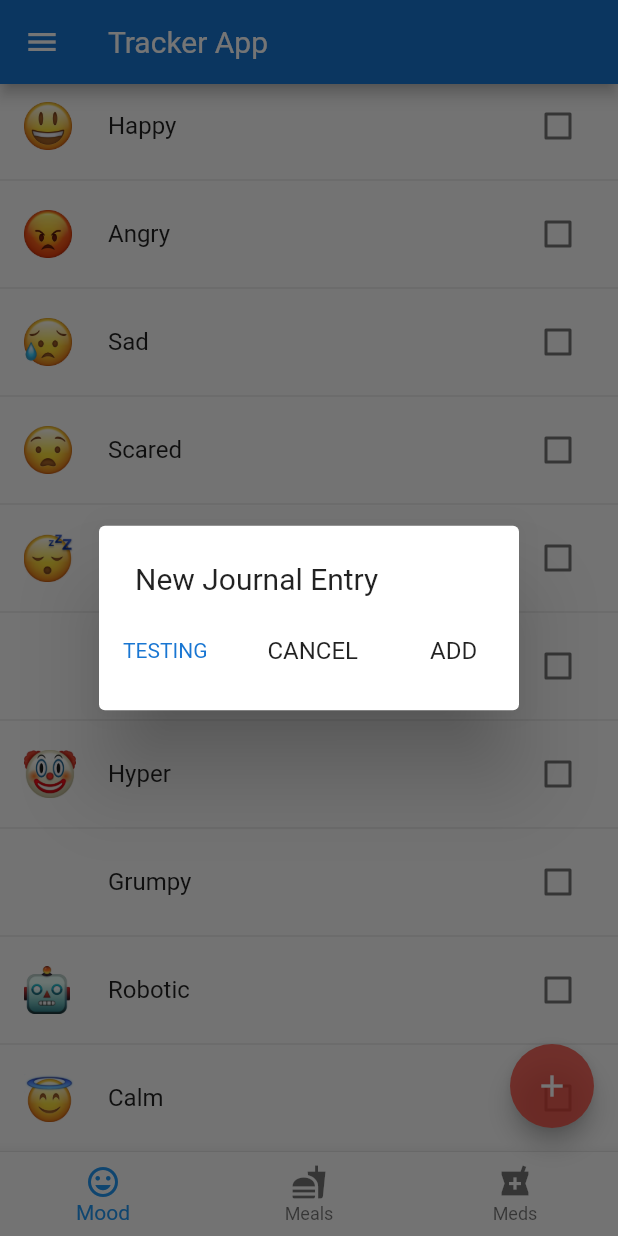
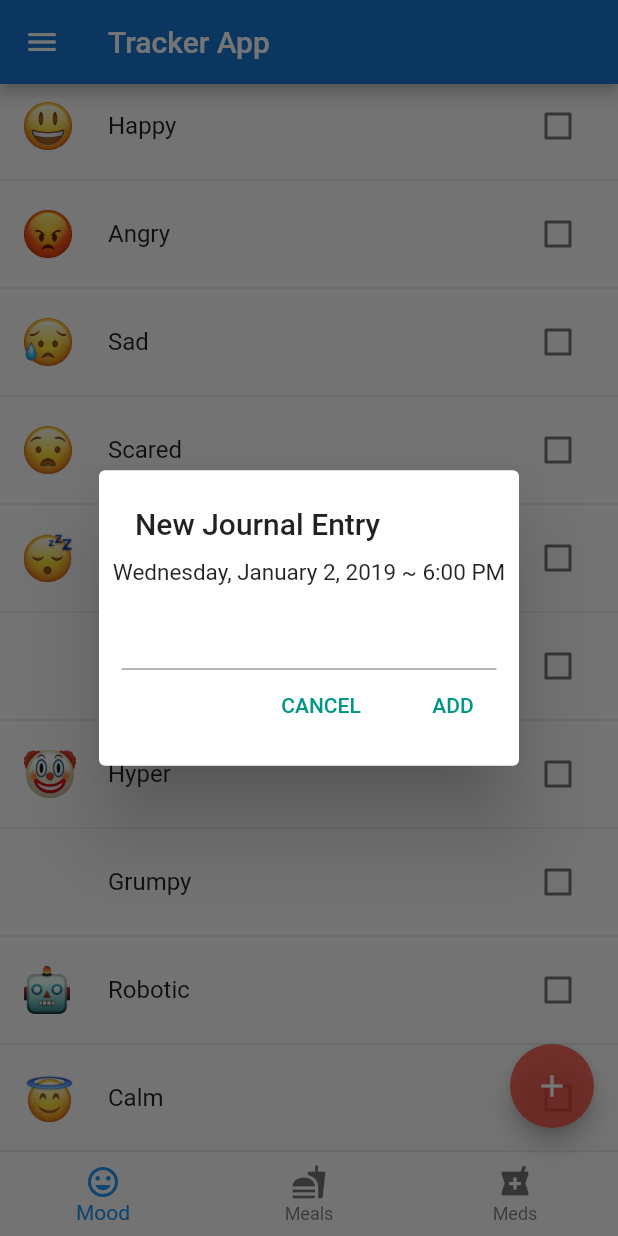
Before and after one commit to aawhitfield/mood_app, a Flutter app: the screen it shows after launch, after a tap on the "add" icon, on a phone screen of 412 x 824 dp. Run offline on Flutter 3.47's test engine with Material 2 defaults, Android fonts, the phone set to English and light mode, and no system bars; our stand-ins replace shared_preferences; missing offline and left inert: platform_aware; project files that could hold a hidden picture were left out.

Commit message:
Finish pop up with textfield Clear out checkboxes on Add Get time to be live

```diff
--- a/lib/main.dart
+++ b/lib/main.dart
@@ -25,11 +25,12 @@ class MyApp extends StatelessWidget {
         // Notice that the counter didn't reset back to zero; the application
         // is not restarted.
         primaryColor: Colors.blue.shade700,
-        accentColor: Colors.red.withAlpha(200),
+        //accentColor: Colors.red.withAlpha(200),
+        accentColor: Colors.teal[500],
         fontFamily: Theme.of(context).platform == TargetPlatform.iOS
             ? 'Pristina'
             : 'Roboto',
-        toggleableActiveColor: Colors.red.withAlpha(200),
+        //toggleableActiveColor: Colors.red.withAlpha(200),
       ),
       home: MyHomePage(title: 'Tracker App'),
     );
@@ -67,13 +68,13 @@ class _MyHomePageState extends State<MyHomePage> {
     MedsWidget(Colors.white),
   ];
 
-  //////////////////////////////////////////////////////////////////////////
+  ///////////////////////////////////////////////////////////////////////////////////////////////////////////////////////////
   // Pop-up dialog code
 
   String _answer = '';
   void setAnswer(String value) {
     setState(() {
-      //TODO: act on the answer
+      // TODO: Does this need to be deleted altogether? It was sample code
       _answer = value;
     });
   }
@@ -83,31 +84,82 @@ class _MyHomePageState extends State<MyHomePage> {
     switch (await showDialog(
         context: context,
         child: new SimpleDialog(
-          title: new Text('New Journal Entry'),
+          title: new Text(
+              'New Journal Entry',
+              style: TextStyle(
+                fontFamily: "Roboto",
+                fontWeight: FontWeight.w600,
+              ),
+          ),
           children: <Widget>[
-            Row(
+            Row(                                                                // time date stamp
+              children: <Widget>[
+                Center(
+                  child: Container(
+                      child: Text(
+                          'Wednesday, January 2, 2019 ~ 6:00 PM',
+                          style: TextStyle(
+                            fontSize: 15,
+                          ),
+                        textAlign: TextAlign.center,
+                      ),
+                  ),
+                ),
+              ],
+              mainAxisAlignment: MainAxisAlignment.center,
+            ),
+            Row(                                                                // Emotions list
+              mainAxisAlignment: MainAxisAlignment.center,
+              mainAxisSize: MainAxisSize.max,
+
+              children: <Widget>[
+               Container(
+                 height: 14.0,
+                 width: 250,
+                 child: _buildEmojiList(),
+                ),
+              ],
+
+            ),
+
+
+            Row(                                                                // user text field input for notes section
+              // TODO: implement notes section
+              mainAxisAlignment: MainAxisAlignment.center,
+              children: <Widget>[
+                ConstrainedBox(
+                  constraints: BoxConstraints(
+                      maxWidth: 250,
+                      maxHeight: 42,
+                  ),
+                  child: TextField(
+                    maxLines: 3,
+                  ),
+                ),
+              ],
+            ),
+
+
+            Row(                                                                // action buttons
+              mainAxisAlignment: MainAxisAlignment.end,
               children: <Widget>[
                 new FlatButton(
                   onPressed: (() {
+                    Navigator.pop(context, Answer.CANCEL);
+                  }),
+                  child: Text('CANCEL'),
+                  textColor: Theme.of(context).accentColor,
+                ),
+                new FlatButton(
+                  onPressed: (() {
                     Navigator.pop(context, Answer.ADD);
+                    print(_emotions);
+                    onAddPressed();
+                    _emotions = [];
+                    print(_emotions);
                   }),
-                  child: Text('TESTING'),
-                  textColor: Theme.of(context).primaryColor,
-                ),
-                new SimpleDialogOption(
-                  onPressed: () {
-                    Navigator.pop(context, Answer.CANCEL);
-                  },
-                  child: const Text(
-                      'CANCEL',
-                      ),
-                  ),
-
-                new SimpleDialogOption(
-                  onPressed: () {
-                    Navigator.pop(context, Answer.ADD);
-                  },
-                  child: const Text('ADD'),
+                  child: Text('ADD'),
+                  textColor: Theme.of(context).accentColor,
                 ),
               ],
             ),
@@ -122,8 +174,62 @@ class _MyHomePageState extends State<MyHomePage> {
     }
   }
 
+  //////////////////// build emoji list tiles for notes section/////////////////////
+
+  Widget _buildEmojiList()                                     // builds the ListView
+  {
+    return new ListView.builder(
+        scrollDirection: Axis.horizontal,
+        itemBuilder: (BuildContext _context, int index)
+        {
+//          if(i.isOdd)
+//          {
+//            return new VerticalDivider();
+//          }
+//          final int index = i ~/ 2;
+          if(index < _emotions.length){
+            return _buildTile(_emotions[index]);
+          }
+        }
+    );
+  }
+
+
+  Widget _buildTile(String emotion)                                      // builds the row in the ListView
+  {
+    return new Container(
+      width: 60,
+      padding: EdgeInsets.all(0.0),
+      margin: EdgeInsets.all(0.0),
+      alignment: Alignment.topLeft,
+      child: Row(
+        children: <Widget>[
+        Image(
+          image: AssetImage(
+          'graphics/$emotion.png'.toLowerCase(),
+          ),
+          width: 14,
+          height: 14,
+        ),
+
+        Text(
+            emotion,
+            style: TextStyle(
+              fontSize: 12,
+            ),
+          ),
+        ],
+      ),
+    );
+  }
+
+  //////////////////////end emoji label list view for notes section
+
+
+
+
   // end pop up code
-  ////////////////////////////////////////////////////////////////////////////
+  //////////////////////////////////////////////////////////////////////////////////////////////////////////////////////
 
   @override
   void setState(fn) {
@@ -148,6 +254,17 @@ class _MyHomePageState extends State<MyHomePage> {
         _currentIndex = index;
       });
     }
+
+
+
+
+//    void onAddPressed()                                                        // runs when user presses ADD on the notes popup
+//    {
+//      setState(() {
+//        _clearEmotionsPreferences().then(updateEmotions);
+//        print(_emotions);
+//      });
+//    }
 
     // This method is rerun every time setState is called, for instance as done
     // by the _incrementCounter method above.
@@ -181,21 +298,75 @@ class _MyHomePageState extends State<MyHomePage> {
           ),
         ],
       ),
+
+
+
+
+
+
+
+
+
       floatingActionButton: FloatingActionButton(
         onPressed: _onButtonPressed,
         child: Icon(Icons.add),
+        backgroundColor: Colors.red.withAlpha(200),
       ), // This trailing comma makes auto-formatting nicer for build methods.
     );
   }
 
-  Future<List<String>> _getEmotionsPreferences() async {
+
+
+
+
+
+  //****************
+
+  Future<List<String>> _getEmotionsPreferences() async {                        // Get emotions from Saved Preferences
     SharedPreferences prefs = await SharedPreferences.getInstance();
     List<String> emotions = prefs.getStringList("emotions");
+
 
     return emotions;
   }
 
-  void updateEmotions(List<String> emotions) {
+
+
+  //******************
+
+
+  void onAddPressed()                                                        // runs when user presses ADD on the notes popup
+  {
+    // TODO: This needs to get implemented fully. It's not clearing everything out of shared preferences and resetting on Add
+    setState(() {
+      _clearEmotionsPreferences().then(updateEmotions);
+      print(_emotions);
+    });
+  }
+
+
+
+
+
+  Future<List<String>> _clearEmotionsPreferences() async {                        // Clear emotions from Saved Preferences
+    SharedPreferences prefs = await SharedPreferences.getInstance();
+    prefs.remove("emotions");
+    List<String> emotions = [];
+
+
+    return emotions;
+  }
+
+
+
+
+
+
+
+  //***************************
+
+
+  void updateEmotions(List<String> emotions) {                                  // Restore Shared Preferences emotions into local variable
     setState(() {
       this._emotions = emotions;
     });
--- a/lib/mood.dart
+++ b/lib/mood.dart
@@ -70,7 +70,7 @@ class MoodWidgetState extends State<MoodWidget>
       },
       trailing: new Checkbox(
         value: emotionSelected,
-        activeColor: Colors.red.withAlpha(200),
+        //activeColor: Colors.red.withAlpha(200),
         onChanged: (bool newValue) {
           setState(() {
             newValue ? todaysEmotions.add(emotion) : todaysEmotions.remove(emotion);
--- a/pubspec.yaml
+++ b/pubspec.yaml
@@ -77,6 +77,8 @@ flutter:
     - family: Roboto
       fonts:
         - asset: fonts/Roboto-Regular.ttf
+        - asset: fonts/Roboto-Medium.ttf
+          weight: 500
     - family: Pristina
       fonts:
         - asset: fonts/PRISTINA.TTF
```
